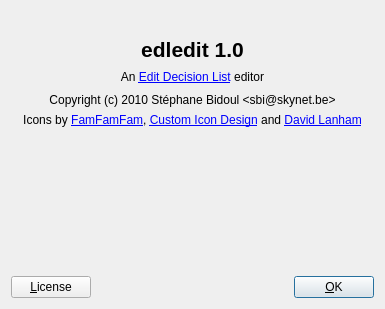
Above: edledit_about.ui from sbidoul/edledit before the change. Below: the same form after it.
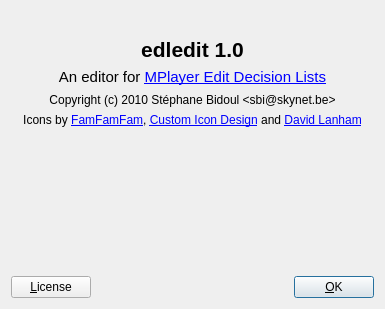
That is the form after the change. Icons and pictures are not drawn.

Commit message: Improve about box

Diff of the .ui file:
```diff
--- a/edledit_about.ui
+++ b/edledit_about.ui
@@ -103,7 +103,11 @@
         </size>
        </property>
        <property name="text">
-        <string>An &lt;a href=&quot;http://www.mplayerhq.hu/DOCS/HTML/en/edl.html&quot;&gt;Edit Decision List&lt;/a&gt; editor</string>
+        <string>&lt;!DOCTYPE HTML PUBLIC &quot;-//W3C//DTD HTML 4.0//EN&quot; &quot;http://www.w3.org/TR/REC-html40/strict.dtd&quot;&gt;
+&lt;html&gt;&lt;head&gt;&lt;meta name=&quot;qrichtext&quot; content=&quot;1&quot; /&gt;&lt;style type=&quot;text/css&quot;&gt;
+p, li { white-space: pre-wrap; }
+&lt;/style&gt;&lt;/head&gt;&lt;body style=&quot; font-family:'Ubuntu'; font-size:11pt; font-weight:400; font-style:normal;&quot;&gt;
+&lt;p style=&quot; margin-top:0px; margin-bottom:0px; margin-left:0px; margin-right:0px; -qt-block-indent:0; text-indent:0px;&quot;&gt;An editor for &lt;a href=&quot;http://www.mplayerhq.hu/DOCS/HTML/en/edl.html&quot;&gt;&lt;span style=&quot; text-decoration: underline; color:#0000ff;&quot;&gt;MPlayer Edit Decision Lists&lt;/span&gt;&lt;/a&gt;&lt;/p&gt;&lt;/body&gt;&lt;/html&gt;</string>
        </property>
        <property name="alignment">
         <set>Qt::AlignCenter</set>
```
